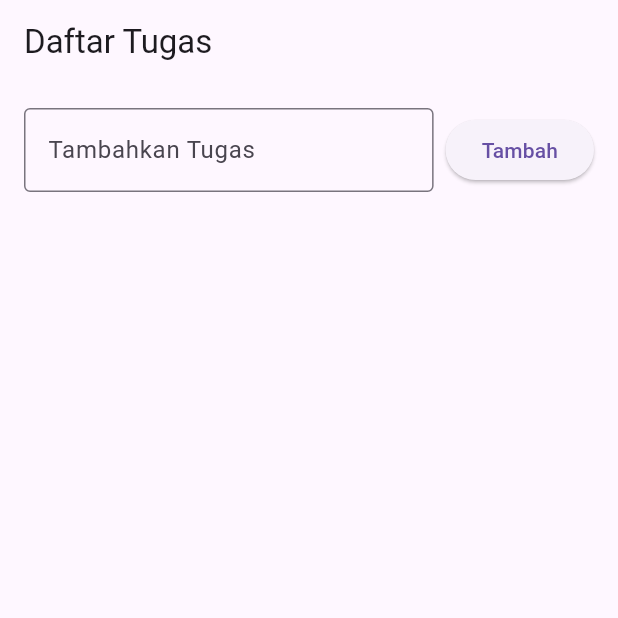
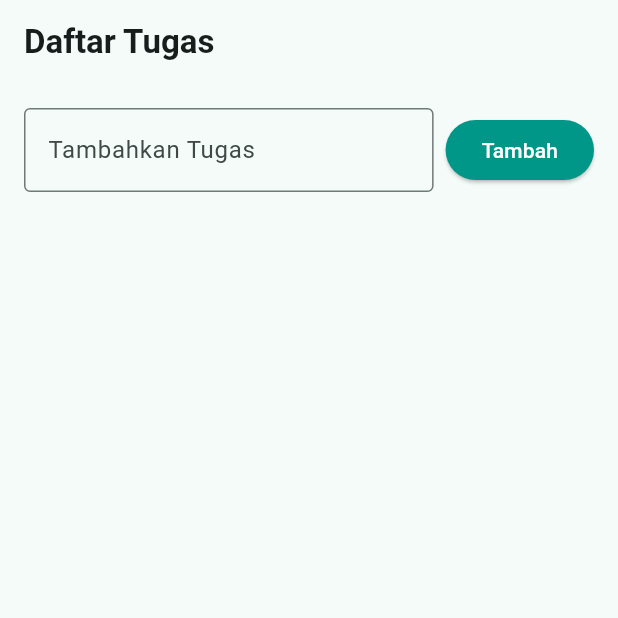
Before and after one commit to nabilqistubillah/MyflutterApp, a Flutter app: the screen it shows after launch, after a tap on "Tambah", on a phone screen of 412 x 824 dp, the top half of it. Run offline on Flutter 3.47's test engine with Material 3 defaults, Android fonts, the light colour scheme and no system bars; our stand-ins replace shared_preferences.

```diff
--- a/lib/main.dart
+++ b/lib/main.dart
@@ -1,4 +1,6 @@
 import 'package:flutter/material.dart';
+import 'package:shared_preferences/shared_preferences.dart';
+import 'dart:convert'; // Untuk encode/decode data
 
 void main() {
   runApp(const TodoListApp());
@@ -12,7 +14,24 @@ class TodoListApp extends StatelessWidget {
     return MaterialApp(
       debugShowCheckedModeBanner: false,
       title: 'Todo List',
-      theme: ThemeData(primarySwatch: Colors.blue),
+      theme: ThemeData(
+        colorScheme: ColorScheme.fromSeed(seedColor: Colors.teal),
+        useMaterial3: true, // pakai Material Design 3 (lebih modern)
+        textTheme: const TextTheme(
+          titleLarge: TextStyle(
+            fontSize: 22,
+            fontWeight: FontWeight.bold,
+            color: Colors.teal,
+          ),
+          bodyMedium: TextStyle(fontSize: 18),
+        ),
+        elevatedButtonTheme: ElevatedButtonThemeData(
+          style: ButtonStyle(
+            backgroundColor: MaterialStatePropertyAll(Colors.teal),
+            foregroundColor: MaterialStatePropertyAll(Colors.white),
+          ),
+        ),
+      ),
       home: const TodoHomePage(),
     );
   }
@@ -22,14 +41,33 @@ class TodoHomePage extends StatefulWidget {
   const TodoHomePage({super.key});
 
   @override
-  @override
   _TodoHomePageState createState() => _TodoHomePageState();
 }
 
 class _TodoHomePageState extends State<TodoHomePage> {
-  final List<String> _todos = []; // Daftar tugas
-  final TextEditingController _controller =
-      TextEditingController(); // Untuk input teks
+  final List<String> _todos = [];
+  final TextEditingController _controller = TextEditingController();
+
+  @override
+  void initState() {
+    super.initState();
+    _loadTodos();
+  }
+
+  Future<void> _loadTodos() async {
+    final prefs = await SharedPreferences.getInstance();
+    final String? todosString = prefs.getString('todos');
+    if (todosString != null) {
+      setState(() {
+        _todos.addAll(List<String>.from(jsonDecode(todosString)));
+      });
+    }
+  }
+
+  Future<void> _saveTodos() async {
+    final prefs = await SharedPreferences.getInstance();
+    await prefs.setString('todos', jsonEncode(_todos));
+  }
 
   void _addTodo() {
     final text = _controller.text;
@@ -38,6 +76,7 @@ class _TodoHomePageState extends State<TodoHomePage> {
         _todos.add(text);
         _controller.clear();
       });
+      _saveTodos();
     }
   }
 
@@ -45,6 +84,7 @@ class _TodoHomePageState extends State<TodoHomePage> {
     setState(() {
       _todos.removeAt(index);
     });
+    _saveTodos();
   }
 
   @override
--- a/pubspec.yaml
+++ b/pubspec.yaml
@@ -30,7 +30,7 @@ environment:
 dependencies:
   flutter:
     sdk: flutter
-
+  shared_preferences: ^2.2.2
   # The following adds the Cupertino Icons font to your application.
   # Use with the CupertinoIcons class for iOS style icons.
   cupertino_icons: ^1.0.8
```
Also changed, not shown: pubspec.lock, 1 other file.
